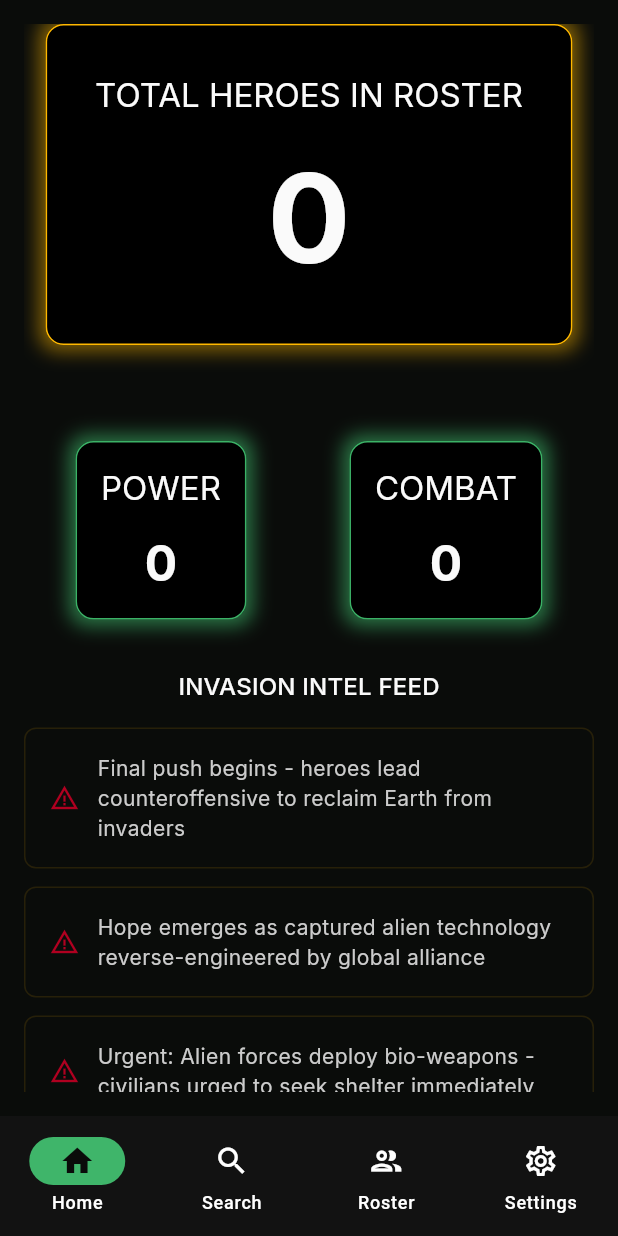
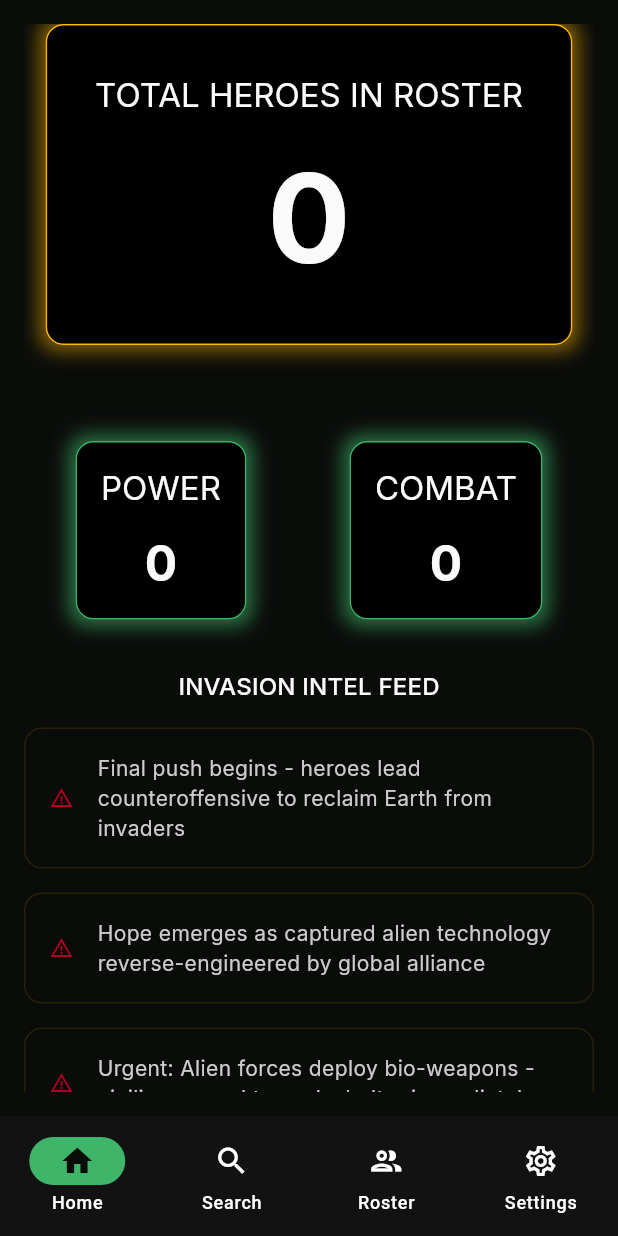
Before and after one commit to joba/flutter_herodex_3000, a Flutter app: the HomeScreen screen opened by its route, on a phone screen of 412 x 824 dp. Run offline on Flutter 3.47's test engine with Material 3 defaults, Android fonts, the phone set to English and light mode, and no system bars; our stand-ins replace bloc, cloud_firestore, device_info_plus, equatable, firebase_analytics, firebase_auth and 9 more; accounts and stored records are empty; generated files the repository leaves out were written again.

Commit message:
add constants util, fix di in roster bloc, make homescreen stateful and call getRoster on init

```diff
--- a/lib/blocs/roster/roster_bloc.dart
+++ b/lib/blocs/roster/roster_bloc.dart
@@ -15,12 +15,16 @@ class RosterBloc extends Bloc<RosterEvent, RosterState> {
   final CrashlyticsManager _crashlyticsManager;
   final String _collectionName = 'heroes';
 
-  RosterBloc({FirebaseFirestore? firestore, ApiManager? apiManager})
-    : _firestore = firestore ?? FirebaseFirestore.instance,
-      _apiManager = apiManager ?? ApiManager(),
-      _analyticsManager = AnalyticsManager(),
-      _crashlyticsManager = CrashlyticsManager(),
-      super(RosterInitial()) {
+  RosterBloc({
+    FirebaseFirestore? firestore,
+    ApiManager? apiManager,
+    AnalyticsManager? analyticsManager,
+    CrashlyticsManager? crashlyticsManager,
+  }) : _firestore = firestore ?? FirebaseFirestore.instance,
+       _apiManager = apiManager ?? ApiManager(),
+       _analyticsManager = analyticsManager ?? AnalyticsManager(),
+       _crashlyticsManager = crashlyticsManager ?? CrashlyticsManager(),
+       super(RosterInitial()) {
     on<AddHeroToRoster>(_onAddHeroToRoster);
     on<GetHeroById>(_onGetHeroById);
     on<GetRoster>(_onGetRoster);
--- a/lib/main.dart
+++ b/lib/main.dart
@@ -17,6 +17,7 @@ import 'package:flutter_herodex_3000/auth/repository/auth_repository.dart';
 import 'package:flutter_herodex_3000/firebase_options.dart';
 import 'package:flutter_herodex_3000/managers/analytics_manager.dart';
 import 'package:flutter_herodex_3000/screens/login_screen.dart';
+import 'package:flutter_herodex_3000/utils/constants.dart';
 import 'package:go_router/go_router.dart';
 
 void main() async {
@@ -65,7 +66,9 @@ class MyApp extends StatelessWidget {
               builder: (context, child) {
                 return Center(
                   child: ConstrainedBox(
-                    constraints: const BoxConstraints(maxWidth: 1200),
+                    constraints: const BoxConstraints(
+                      maxWidth: AppConstants.appMaxWidth,
+                    ),
                     child: child ?? const SizedBox(),
                   ),
                 );
--- a/lib/screens/home_screen.dart
+++ b/lib/screens/home_screen.dart
@@ -4,27 +4,40 @@ import 'package:flutter_herodex_3000/blocs/roster/roster_bloc.dart';
 import 'package:flutter_herodex_3000/blocs/roster/roster_event.dart';
 import 'package:flutter_herodex_3000/blocs/roster/roster_state.dart';
 import 'package:flutter_herodex_3000/config/texts.dart';
+import 'package:flutter_herodex_3000/utils/constants.dart';
 import 'package:flutter_herodex_3000/utils/decorations.dart';
 
-class HomeScreen extends StatelessWidget {
+class HomeScreen extends StatefulWidget {
   const HomeScreen({super.key});
+
+  @override
+  State<HomeScreen> createState() => _HomeScreenState();
+}
+
+class _HomeScreenState extends State<HomeScreen> {
+  @override
+  void initState() {
+    super.initState();
+    // Load roster when screen is opened
+    context.read<RosterBloc>().add(GetRoster());
+  }
 
   @override
   Widget build(BuildContext context) {
     final theme = Theme.of(context);
-    // Load roster when screen is opened
-    context.read<RosterBloc>().add(GetRoster());
     return BlocBuilder<RosterBloc, RosterState>(
       builder: (context, state) {
         return Scaffold(
           body: SafeArea(
             child: Padding(
-              padding: const EdgeInsets.all(16.0),
+              padding: const EdgeInsets.all(AppConstants.appPaddingBase),
               child: SingleChildScrollView(
                 child: Column(
                   children: [
                     Container(
-                      padding: const EdgeInsets.all(32),
+                      padding: const EdgeInsets.all(
+                        AppConstants.appPaddingBase * 2,
+                      ),
                       decoration: homeCardDecoration(context),
                       child: Column(
                         children: [
@@ -33,7 +46,7 @@ class HomeScreen extends StatelessWidget {
                             style: theme.textTheme.titleLarge,
                             textAlign: TextAlign.center,
                           ),
-                          const SizedBox(height: 16),
+                          const SizedBox(height: AppConstants.appPaddingBase),
                           Text(
                             '${state.heroCount}',
                             style: theme.textTheme.titleLarge?.copyWith(
@@ -45,12 +58,14 @@ class HomeScreen extends StatelessWidget {
                         ],
                       ),
                     ),
-                    const SizedBox(height: 64),
+                    const SizedBox(height: AppConstants.appPaddingBase * 4),
                     Row(
                       mainAxisAlignment: MainAxisAlignment.spaceAround,
                       children: [
                         Container(
-                          padding: const EdgeInsets.all(16),
+                          padding: const EdgeInsets.all(
+                            AppConstants.appPaddingBase,
+                          ),
                           decoration: homeCardDecoration(
                             context,
                             color: theme.colorScheme.secondary,
@@ -62,7 +77,9 @@ class HomeScreen extends StatelessWidget {
                                 style: theme.textTheme.titleLarge,
                                 textAlign: TextAlign.center,
                               ),
-                              const SizedBox(height: 16),
+                              const SizedBox(
+                                height: AppConstants.appPaddingBase,
+                              ),
                               Text(
                                 '${state.totalPower}',
                                 style: theme.textTheme.titleLarge?.copyWith(
@@ -75,7 +92,9 @@ class HomeScreen extends StatelessWidget {
                           ),
                         ),
                         Container(
-                          padding: const EdgeInsets.all(16),
+                          padding: const EdgeInsets.all(
+                            AppConstants.appPaddingBase,
+                          ),
                           decoration: homeCardDecoration(
                             context,
                             color: theme.colorScheme.secondary,
@@ -87,7 +106,9 @@ class HomeScreen extends StatelessWidget {
                                 style: theme.textTheme.titleLarge,
                                 textAlign: TextAlign.center,
                               ),
-                              const SizedBox(height: 16),
+                              const SizedBox(
+                                height: AppConstants.appPaddingBase,
+                              ),
                               Text(
                                 '${state.totalCombat}',
                                 style: theme.textTheme.titleLarge?.copyWith(
@@ -101,12 +122,12 @@ class HomeScreen extends StatelessWidget {
                         ),
                       ],
                     ),
-                    const SizedBox(height: 32),
+                    const SizedBox(height: AppConstants.appPaddingBase * 2),
                     Text(
                       AppTexts.news.latestNews.toUpperCase(),
                       style: theme.textTheme.titleMedium,
                     ),
-                    const SizedBox(height: 16),
+                    const SizedBox(height: AppConstants.appPaddingBase),
                     Column(
                       children: [
                         _NewsItem(text: AppTexts.news.feed10),
@@ -140,14 +161,14 @@ class _NewsItem extends StatelessWidget {
   @override
   Widget build(BuildContext context) {
     return Container(
-      margin: const EdgeInsets.only(bottom: 12),
-      padding: const EdgeInsets.all(16),
+      margin: const EdgeInsets.only(bottom: AppConstants.appPaddingBase),
+      padding: const EdgeInsets.all(AppConstants.appPaddingBase),
       decoration: BoxDecoration(
         border: Border.all(
           color: Theme.of(context).colorScheme.primary.withAlpha(30),
           width: 1,
         ),
-        borderRadius: BorderRadius.circular(8),
+        borderRadius: BorderRadius.circular(AppConstants.borderRadius),
       ),
       child: Row(
         crossAxisAlignment: CrossAxisAlignment.center,
@@ -155,9 +176,9 @@ class _NewsItem extends StatelessWidget {
           Icon(
             Icons.warning_amber,
             color: Theme.of(context).colorScheme.error,
-            size: 20,
+            size: AppConstants.appPaddingBase,
           ),
-          const SizedBox(width: 12),
+          const SizedBox(width: AppConstants.appPaddingBase),
           Expanded(
             child: Text(text, style: Theme.of(context).textTheme.bodyMedium),
           ),
--- a/lib/screens/roster_screen.dart
+++ b/lib/screens/roster_screen.dart
@@ -2,6 +2,7 @@ import 'package:flutter/material.dart';
 import 'package:flutter_bloc/flutter_bloc.dart';
 import 'package:flutter_herodex_3000/blocs/roster/roster_bloc.dart';
 import 'package:flutter_herodex_3000/blocs/roster/roster_state.dart';
+import 'package:flutter_herodex_3000/utils/constants.dart';
 import 'package:flutter_herodex_3000/widgets/hero_card_widget.dart';
 import 'package:flutter_herodex_3000/config/texts.dart';
 
@@ -22,7 +23,7 @@ class RosterView extends StatelessWidget {
     return Scaffold(
       body: SafeArea(
         child: Padding(
-          padding: const EdgeInsets.all(16.0),
+          padding: const EdgeInsets.all(AppConstants.appPaddingBase),
           child: Column(
             crossAxisAlignment: CrossAxisAlignment.start,
             children: [
--- a/lib/screens/splash_screen.dart
+++ b/lib/screens/splash_screen.dart
@@ -1,5 +1,6 @@
 import 'package:flutter/material.dart';
 import 'package:flutter_herodex_3000/config/texts.dart';
+import 'package:flutter_herodex_3000/utils/constants.dart';
 import 'package:flutter_herodex_3000/widgets/herodex_logo.dart';
 
 class SplashScreen extends StatelessWidget {
@@ -15,14 +16,14 @@ class SplashScreen extends StatelessWidget {
             crossAxisAlignment: CrossAxisAlignment.center,
             children: [
               Padding(
-                padding: const EdgeInsets.all(24.0),
+                padding: const EdgeInsets.all(AppConstants.appPaddingBase * 3),
                 child: const HerodexLogo(),
               ),
               Text(
                 AppTexts.common.title.toUpperCase(),
                 style: Theme.of(context).textTheme.headlineLarge,
               ),
-              const SizedBox(height: 32),
+              const SizedBox(height: AppConstants.appPaddingBase * 2),
               const CircularProgressIndicator(),
             ],
           ),
--- /dev/null
+++ b/lib/utils/constants.dart
@@ -0,0 +1,9 @@
+class AppConstants {
+  static const double appMaxWidth = 1200;
+  static const double cardHeight = 200;
+  static const double borderRadius = 12;
+  static const double cardPadding = 16;
+  static const double cardIconSize = 28;
+
+  static const appPaddingBase = 16.0;
+}
```
Also changed, not shown: lib/screens/login_screen.dart (+6 -5 lines), lib/screens/onboarding_screen.dart (+6 -3 lines), lib/screens/search_screen.dart (+11 -5 lines), lib/screens/settings_screen.dart (+22 -15 lines), lib/widgets/hero_card_widget.dart (+10 -6 lines).
